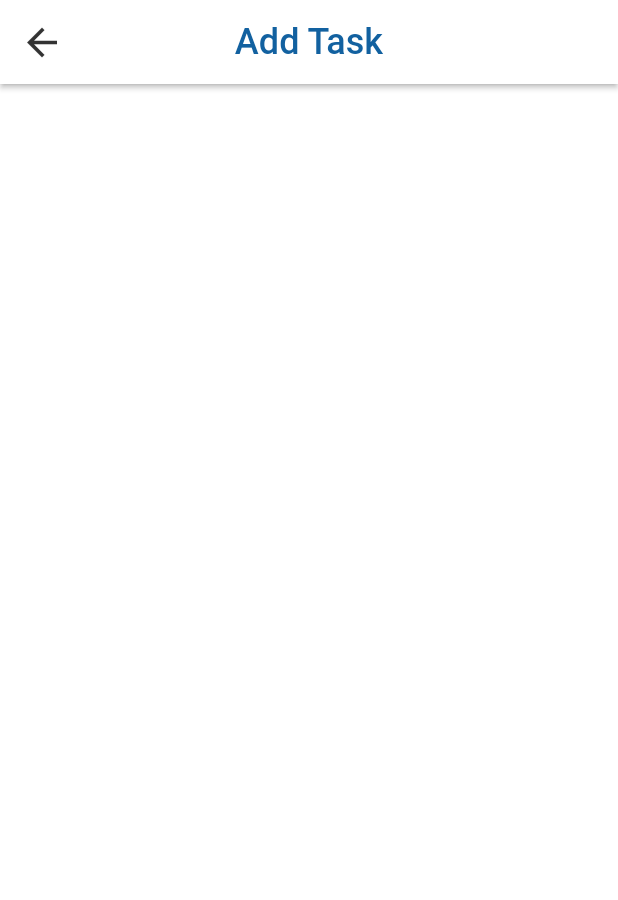
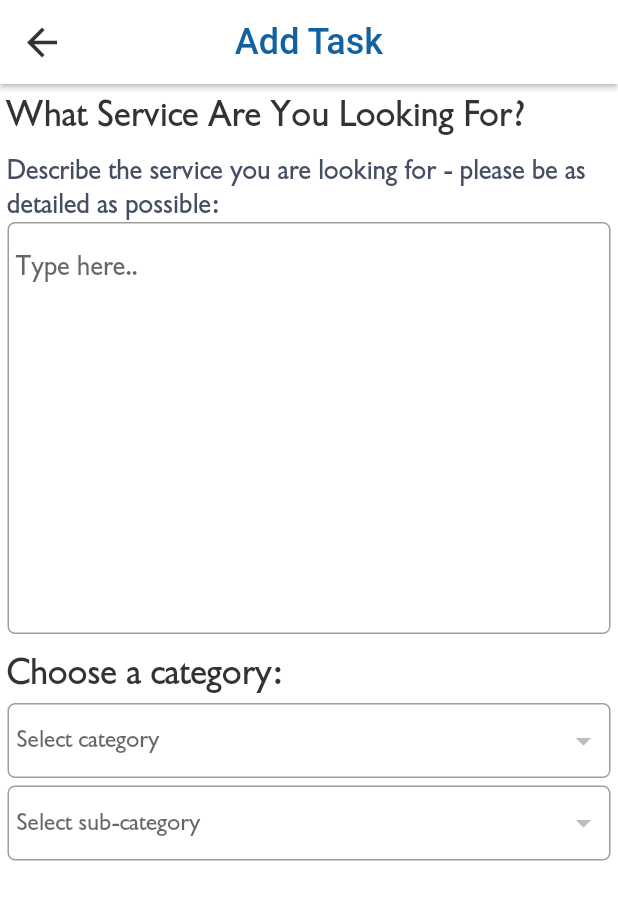
Before and after one commit to ozzi0032/PROWORK, a Flutter app: the AddTask screen opened directly, on a phone screen of 412 x 824 dp. Shown: the top 900 px of the screen. Run offline on Flutter 3.47's test engine with Material 2 defaults, Android fonts, the phone set to English and light mode, and no system bars; our stand-ins replace after_layout, cloud_firestore, firebase_core, get_it, image_picker; missing offline and left inert: grouped_buttons; accounts and stored records are empty.

Commit message:
firebase services structure

```diff
--- a/lib/screens/buyer/addTask.dart
+++ b/lib/screens/buyer/addTask.dart
@@ -1,3 +1,6 @@
+import 'package:PROWORK/model/model_category.dart';
+import 'package:PROWORK/style/appColors.dart';
+import 'package:cloud_firestore/cloud_firestore.dart';
 import 'package:flutter/material.dart';
 
 class AddTask extends StatefulWidget {
@@ -6,10 +9,142 @@ class AddTask extends StatefulWidget {
 }
 
 class _AddTaskState extends State<AddTask> {
+  String _skill;
+  List<CategoryModel> categoriesList = [];
+  CategoryModel _selectedCategory = CategoryModel();
   @override
   Widget build(BuildContext context) {
     return Scaffold(
       appBar: AppBar(title: Text("Add Task")),
+      body: ListView(
+        padding: const EdgeInsets.all(5.0),
+        children: [
+          Text(
+            "What Service Are You Looking For?",
+            style: TextStyle(fontSize: 24, fontWeight: FontWeight.w500),
+          ),
+          SizedBox(
+            height: 10,
+          ),
+          Text(
+            "Describe the service you are looking for - please be as detailed as possible:",
+            style: TextStyle(fontSize: 18, color: AppColors.grey800),
+          ),
+          Container(
+            padding: const EdgeInsets.all(5.0),
+            height: MediaQuery.of(context).size.height / 3.0,
+            decoration: BoxDecoration(
+                border: Border.all(color: Colors.grey),
+                borderRadius: BorderRadius.circular(5.0)),
+            child: TextField(
+              //autofocus: true,
+              cursorHeight: 25.0,
+              cursorColor: AppColors.blueColorGoogle,
+              style: TextStyle(fontSize: 18),
+              textAlignVertical: TextAlignVertical.center,
+              maxLines: 15,
+              enabled: true,
+              decoration: InputDecoration(
+                  border: InputBorder.none, hintText: 'Type here..'),
+            ),
+          ),
+          SizedBox(
+            height: 10,
+          ),
+          Text(
+            "Choose a category:",
+            style: TextStyle(fontSize: 24, fontWeight: FontWeight.w500),
+          ),
+          SizedBox(
+            height: 5,
+          ),
+          Container(
+            height: 50.0,
+            padding: const EdgeInsets.all(5.0),
+            decoration: BoxDecoration(
+                border: Border.all(color: Colors.grey),
+                borderRadius: BorderRadius.circular(5.0)),
+            child: StreamBuilder<QuerySnapshot>(
+                stream: FirebaseFirestore.instance
+                    .collection("Categories")
+                    .where("ParentId", isEqualTo: "")
+                    .snapshots(),
+                builder: (context, snapshot) {
+                  if (snapshot.connectionState == ConnectionState.waiting) {
+                    return Center(child: CircularProgressIndicator());
+                  }
+                  snapshot.data.docs.forEach((category) {
+                    categoriesList.add(CategoryModel.fromFirestore(category));
+                  });
+                  return DropdownButtonHideUnderline(
+                    child: DropdownButton(
+                      isExpanded: false,
+                      elevation: 7,
+                      items: categoriesList.map((category) {
+                        return DropdownMenuItem(
+                          value: category.name,
+                          child: Text("${category.name}"),
+                        );
+                      }).toList(),
+                      onChanged: (value) {
+                        setState(
+                          () {
+                            _selectedCategory.name = value;
+                          },
+                        );
+                      },
+                      value: _selectedCategory.name,
+                      hint: Text("Select category"),
+                    ),
+                  );
+                }),
+          ),
+          SizedBox(
+            height: 5,
+          ),
+          Container(
+            height: 50.0,
+            padding: const EdgeInsets.all(5.0),
+            decoration: BoxDecoration(
+                border: Border.all(color: Colors.grey),
+                borderRadius: BorderRadius.circular(5.0)),
+            child: StreamBuilder<QuerySnapshot>(
+                stream: FirebaseFirestore.instance
+                    .collection("Categories")
+                    .where("ParentId", isEqualTo: _selectedCategory.id)
+                    .snapshots(),
+                builder: (context, snapshot) {
+                  if (snapshot.connectionState == ConnectionState.waiting) {
+                    return Center(child: CircularProgressIndicator());
+                  }
+                  return DropdownButtonHideUnderline(
+                    child: IgnorePointer(
+                      ignoring: true,
+                      child: DropdownButton(
+                        isExpanded: false,
+                        elevation: 7,
+                        items: snapshot.data.docs.map((value) {
+                          return DropdownMenuItem(
+                            value: value.get("Name"),
+                            child: Text("${value.get("Name")}"),
+                          );
+                        }).toList(),
+                        onChanged: (value) {
+                          setState(
+                            () {
+                              _skill = value;
+                            },
+                          );
+                        },
+                        value: _skill,
+                        hint: Text("Select sub-category"),
+                      ),
+                    ),
+                  );
+                }),
+          ),
+        ],
+      ),
     );
   }
 }
--- /dev/null
+++ b/lib/viewmodel/category_viewmodel.dart
@@ -0,0 +1,5 @@
+import 'package:PROWORK/viewmodel/base_viewmodel.dart';
+
+class CategoryViewModel extends BaseViewModel {
+
+}
```
Also changed, not shown: lib/services/helper/firebase.dart (added, +30 -0 lines), lib/services/index.dart (added, +19 -0 lines).
